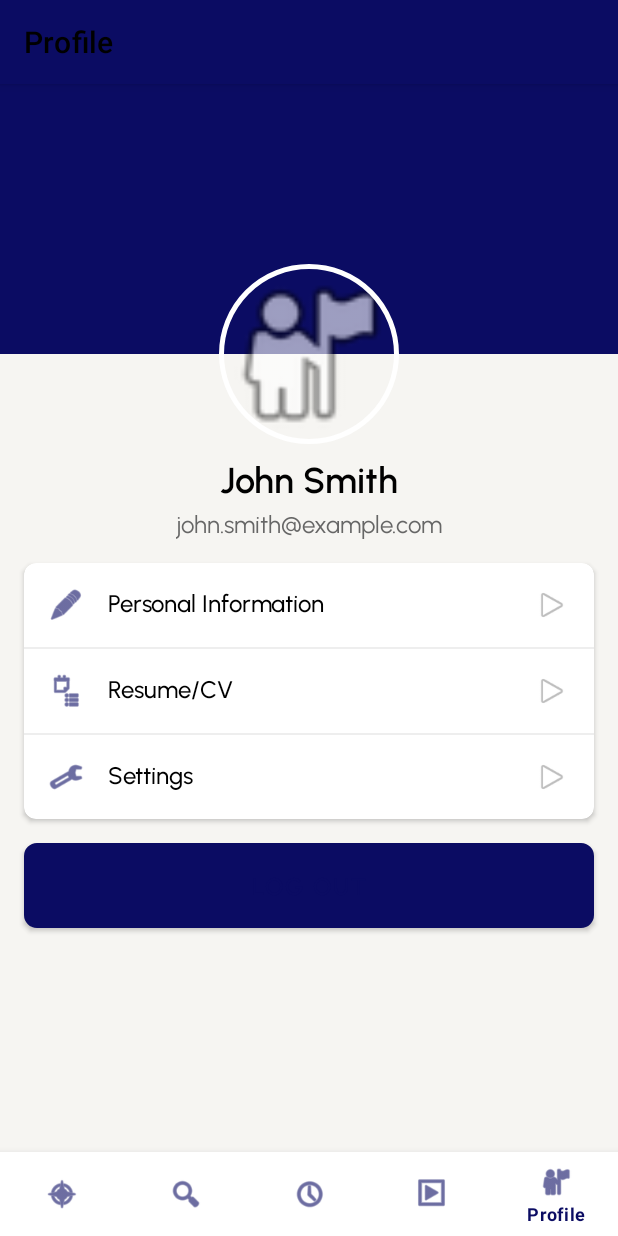
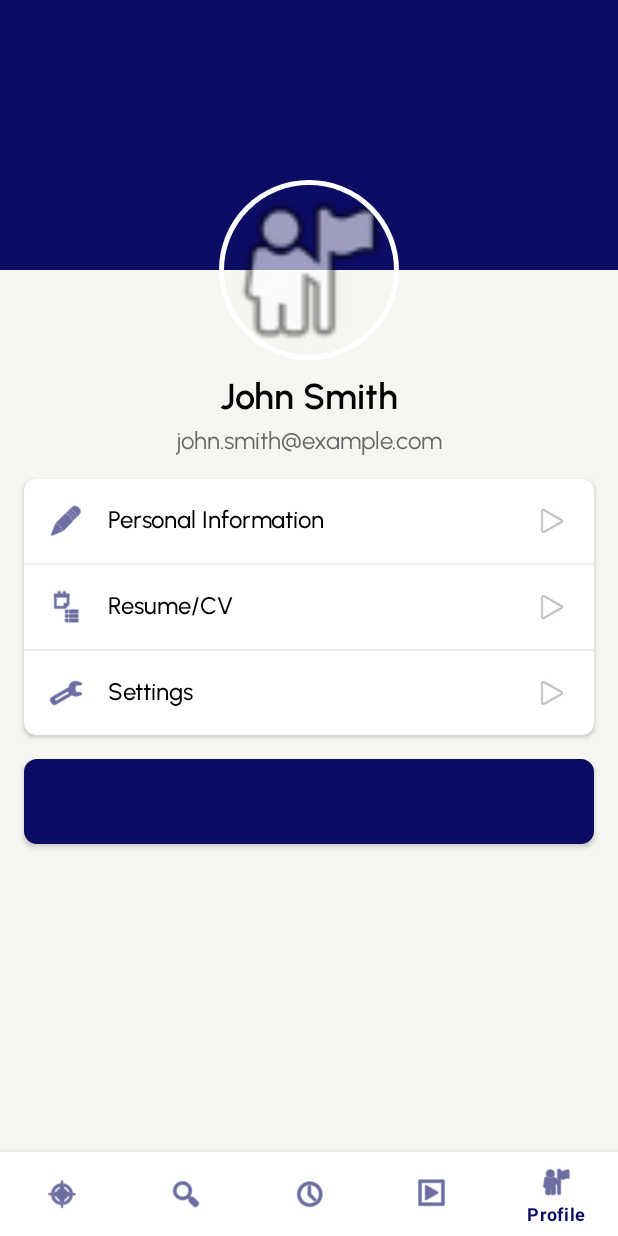
Before and after one commit to jayr-o1/capstone-unitechhr-mobile, an Android app: the screen it shows after launch (MainActivity), item 5 of the bottom bar chosen, on a phone screen of 412 x 824 dp. Run offline under Robolectric (Android 15) with nearby library versions, the phone set to English and light mode, and no system bars; our stand-ins replace CircleImageView, navigation-ui.

Commit message:
Update MainActivity to hide the action bar, adjust layout constraints in activity_main.xml for better UI, and enhance AndroidManifest.xml with windowSoftInputMode. Add system window handling attributes in themes.xml for improved compatibility.

```diff
--- a/app/src/main/AndroidManifest.xml
+++ b/app/src/main/AndroidManifest.xml
@@ -14,7 +14,8 @@
         tools:targetApi="31">
         <activity
             android:name=".MainActivity"
-            android:exported="true">
+            android:exported="true"
+            android:windowSoftInputMode="adjustPan">
             <intent-filter>
                 <action android:name="android.intent.action.MAIN" />
 
--- a/app/src/main/java/com/capstone/unitechhr/MainActivity.kt
+++ b/app/src/main/java/com/capstone/unitechhr/MainActivity.kt
@@ -23,18 +23,12 @@ class MainActivity : AppCompatActivity() {
 
     override fun onCreate(savedInstanceState: Bundle?) {
         super.onCreate(savedInstanceState)
-        enableEdgeToEdge()
         setContentView(R.layout.activity_main)
 
-        // Set up the toolbar
+        // Set up the toolbar but hide it
         val toolbar = findViewById<Toolbar>(R.id.toolbar)
         setSupportActionBar(toolbar)
-
-        ViewCompat.setOnApplyWindowInsetsListener(findViewById(R.id.main)) { v, insets ->
-            val systemBars = insets.getInsets(WindowInsetsCompat.Type.systemBars())
-            v.setPadding(systemBars.left, systemBars.top, systemBars.right, systemBars.bottom)
-            insets
-        }
+        supportActionBar?.hide() // Hide the action bar completely for all fragments
 
         // Setup Navigation
         val navHostFragment = supportFragmentManager
@@ -52,7 +46,7 @@ class MainActivity : AppCompatActivity() {
             )
         )
 
-        // Setup ActionBar with NavController
+        // Setup ActionBar with NavController but it's hidden
         setupActionBarWithNavController(navController, appBarConfiguration)
 
         // Setup Bottom Navigation
@@ -107,13 +101,6 @@ class MainActivity : AppCompatActivity() {
             if (menuItemId != null) {
                 bottomNavigationView.menu.findItem(menuItemId)?.isChecked = true
             }
-
-            // Show/hide toolbar based on destination
-            if (destination.id == R.id.homeFragment) {
-                supportActionBar?.hide()
-            } else {
-                supportActionBar?.show()
-            }
         }
     }
 
--- a/app/src/main/res/layout/activity_main.xml
+++ b/app/src/main/res/layout/activity_main.xml
@@ -5,6 +5,7 @@
     android:id="@+id/main"
     android:layout_width="match_parent"
     android:layout_height="match_parent"
+    android:fitsSystemWindows="true"
     tools:context=".MainActivity">
 
     <androidx.appcompat.widget.Toolbar
@@ -14,6 +15,7 @@
         android:background="?attr/colorPrimary"
         android:elevation="4dp"
         android:theme="@style/ThemeOverlay.AppCompat.ActionBar"
+        android:visibility="gone"
         app:popupTheme="@style/ThemeOverlay.AppCompat.Light"
         app:layout_constraintTop_toTopOf="parent"
         app:layout_constraintStart_toStartOf="parent"
@@ -28,19 +30,20 @@
         app:layout_constraintBottom_toTopOf="@+id/bottom_navigation"
         app:layout_constraintEnd_toEndOf="parent"
         app:layout_constraintStart_toStartOf="parent"
-        app:layout_constraintTop_toBottomOf="@+id/toolbar"
+        app:layout_constraintTop_toTopOf="parent"
         app:navGraph="@navigation/nav_graph" />
 
     <com.google.android.material.bottomnavigation.BottomNavigationView
         android:id="@+id/bottom_navigation"
-        android:layout_width="match_parent"
+        android:layout_width="0dp"
         android:layout_height="wrap_content"
+        android:layout_gravity="bottom"
         android:background="@color/white"
         app:itemIconTint="@color/blue"
         app:itemTextColor="@color/blue"
         app:layout_constraintBottom_toBottomOf="parent"
-        app:layout_constraintLeft_toLeftOf="parent"
-        app:layout_constraintRight_toRightOf="parent"
+        app:layout_constraintEnd_toEndOf="parent"
+        app:layout_constraintStart_toStartOf="parent"
         app:menu="@menu/bottom_nav_menu" />
 
 </androidx.constraintlayout.widget.ConstraintLayout>
--- a/app/src/main/res/values/themes.xml
+++ b/app/src/main/res/values/themes.xml
@@ -10,6 +10,11 @@
         <!-- Text colors and other attributes -->
         <item name="android:textColorPrimary">@android:color/black</item>
         <item name="android:textColorSecondary">@android:color/darker_gray</item>
+        <!-- Handle system bars -->
+        <item name="android:windowTranslucentStatus">false</item>
+        <item name="android:windowTranslucentNavigation">false</item>
+        <item name="android:navigationBarColor">@android:color/transparent</item>
+        <item name="android:statusBarColor">@android:color/transparent</item>
     </style>
 
     <style name="Theme.UnitechHR" parent="Base.Theme.UnitechHR" />
```
